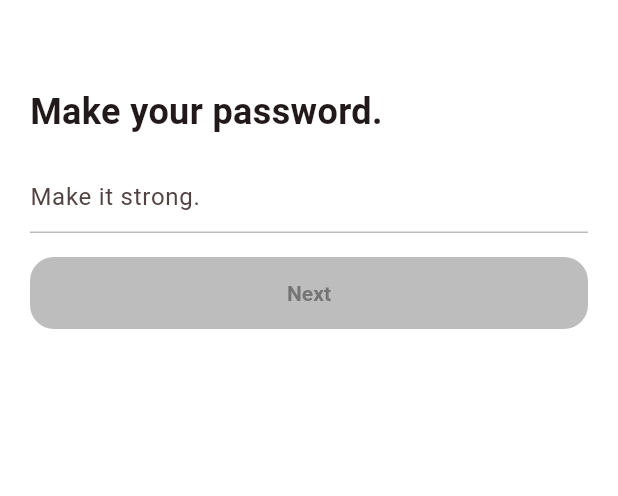
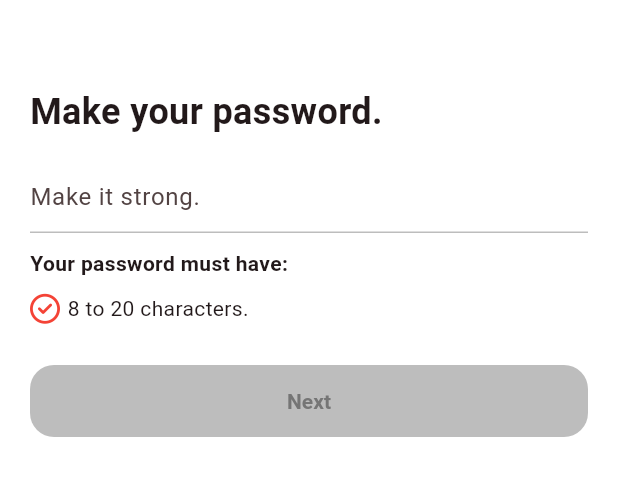
Before and after one commit to ffenland/tiktok_clone, a Flutter app: the PasswordScreen screen opened directly, on a phone screen of 412 x 824 dp, the part 58-554 px from its top. Run offline on Flutter 3.47's test engine with Material 3 defaults, Android fonts, the phone set to English and light mode, and no system bars; our stand-ins replace font_awesome_flutter.

```diff
--- a/lib/features/authentication/password_screen.dart
+++ b/lib/features/authentication/password_screen.dart
@@ -2,6 +2,7 @@ import 'package:flutter/material.dart';
 import 'package:font_awesome_flutter/font_awesome_flutter.dart';
 import 'package:tiktok_clone/constants/gaps.dart';
 import 'package:tiktok_clone/constants/size.dart';
+import 'package:tiktok_clone/features/authentication/birthday_screen.dart';
 import 'package:tiktok_clone/features/authentication/widgets/form_button.dart';
 
 class PasswordScreen extends StatefulWidget {
@@ -38,11 +39,11 @@ class _PasswordScreenState extends State<PasswordScreen> {
   }
 
   void _onSubmit() {
-    if (_password.isEmpty) return;
+    if (!_isPasswordValid()) return;
     Navigator.push(
       context,
       MaterialPageRoute(
-        builder: (context) => const PasswordScreen(),
+        builder: (context) => const BirthdayScreen(),
       ),
     );
   }
@@ -52,11 +53,7 @@ class _PasswordScreenState extends State<PasswordScreen> {
   }
 
   void _toggleObscureText() {
-    if (_obscureText == true) {
-      _obscureText = false;
-    } else {
-      _obscureText = true;
-    }
+    _obscureText = !_obscureText;
     setState(() {});
   }
 
@@ -132,10 +129,29 @@ class _PasswordScreenState extends State<PasswordScreen> {
                 ),
                 cursorColor: Theme.of(context).primaryColor,
               ),
-              Gaps.v16,
+              Gaps.v10,
+              const Text(
+                "Your password must have:",
+                style: TextStyle(
+                  fontWeight: FontWeight.w600,
+                ),
+              ),
+              Gaps.v10,
+              Row(
+                children: [
+                  FaIcon(
+                    FontAwesomeIcons.circleCheck,
+                    size: Sizes.size20,
+                    color: _isPasswordValid() ? Colors.green : Colors.red,
+                  ),
+                  Gaps.h5,
+                  const Text("8 to 20 characters.")
+                ],
+              ),
+              Gaps.v28,
               GestureDetector(
                 onTap: _onSubmit,
-                child: FormButton(disabled: _password.isEmpty),
+                child: FormButton(disabled: !_isPasswordValid()),
               ),
             ],
           ),
```
Also changed, not shown: lib/features/authentication/birthday_screen.dart (added, +112 -0 lines), lib/features/authentication/login_form_screen.dart (added, +10 -0 lines), lib/features/onboarding/interests_screen.dart (added, +10 -0 lines).
